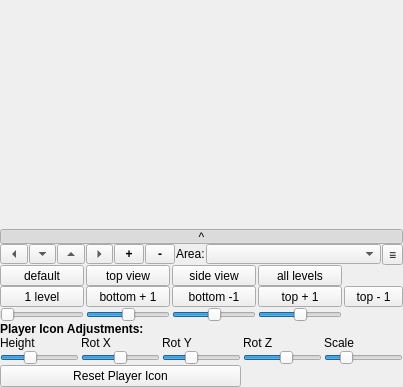
ThalynLabs/Mudlet, file src/ui/mapper.ui: the form before one commit.
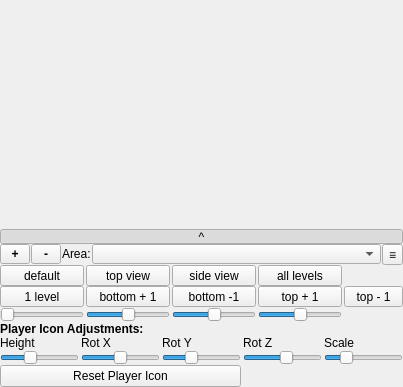
The form after the commit. Custom widgets are drawn as their Qt base class.

Commit message: Improve: Remove directional navigation buttons from mapper (#8574)

```diff
--- a/src/ui/mapper.ui
+++ b/src/ui/mapper.ui
@@ -139,14 +139,14 @@
          <item>
           <widget class="QWidget" name="widget_panControls" native="true">
            <property name="sizePolicy">
-            <sizepolicy hsizetype="Expanding" vsizetype="Fixed">
+            <sizepolicy hsizetype="Fixed" vsizetype="Fixed">
              <horstretch>0</horstretch>
              <verstretch>0</verstretch>
             </sizepolicy>
            </property>
            <property name="maximumSize">
             <size>
-             <width>200</width>
+             <width>61</width>
              <height>22</height>
             </size>
            </property>
@@ -166,165 +166,17 @@
             <property name="bottomMargin">
              <number>0</number>
             </property>
-            <item>
-             <widget class="QToolButton" name="toolButton_shiftLeft">
-              <property name="sizePolicy">
-               <sizepolicy hsizetype="Fixed" vsizetype="Fixed">
-                <horstretch>0</horstretch>
-                <verstretch>0</verstretch>
-               </sizepolicy>
-              </property>
-              <property name="minimumSize">
-               <size>
-                <width>20</width>
-                <height>20</height>
-               </size>
-              </property>
-              <property name="maximumSize">
-               <size>
-                <width>30</width>
-                <height>20</height>
-               </size>
-              </property>
-              <property name="baseSize">
-               <size>
-                <width>0</width>
-                <height>0</height>
-               </size>
-              </property>
-              <property name="text">
-               <string />
-              </property>
-              <property name="autoRepeat">
-               <bool>true</bool>
-              </property>
-              <property name="arrowType">
-               <enum>Qt::LeftArrow</enum>
-              </property>
-             </widget>
-            </item>
-            <item>
-             <widget class="QToolButton" name="toolButton_shiftUp">
-              <property name="sizePolicy">
-               <sizepolicy hsizetype="Fixed" vsizetype="Fixed">
-                <horstretch>0</horstretch>
-                <verstretch>0</verstretch>
-               </sizepolicy>
-              </property>
-              <property name="minimumSize">
-               <size>
-                <width>20</width>
-                <height>20</height>
-               </size>
-              </property>
-              <property name="maximumSize">
-               <size>
-                <width>30</width>
-                <height>20</height>
-               </size>
-              </property>
-              <property name="baseSize">
-               <size>
-                <width>0</width>
-                <height>0</height>
-               </size>
-              </property>
-              <property name="text">
-               <string />
-              </property>
-              <property name="autoRepeat">
-               <bool>true</bool>
-              </property>
-              <property name="arrowType">
-               <enum>Qt::DownArrow</enum>
-              </property>
-             </widget>
-            </item>
-            <item>
-             <widget class="QToolButton" name="toolButton_shiftDown">
-              <property name="sizePolicy">
-               <sizepolicy hsizetype="Fixed" vsizetype="Fixed">
-                <horstretch>0</horstretch>
-                <verstretch>0</verstretch>
-               </sizepolicy>
-              </property>
-              <property name="minimumSize">
-               <size>
-                <width>20</width>
-                <height>20</height>
-               </size>
-              </property>
-              <property name="maximumSize">
-               <size>
-                <width>30</width>
-                <height>20</height>
-               </size>
-              </property>
-              <property name="baseSize">
-               <size>
-                <width>0</width>
-                <height>0</height>
-               </size>
-              </property>
-              <property name="text">
-               <string />
-              </property>
-              <property name="autoRepeat">
-               <bool>true</bool>
-              </property>
-              <property name="arrowType">
-               <enum>Qt::UpArrow</enum>
-              </property>
-             </widget>
-            </item>
-            <item>
-             <widget class="QToolButton" name="toolButton_shiftRight">
-              <property name="sizePolicy">
-               <sizepolicy hsizetype="Fixed" vsizetype="Fixed">
-                <horstretch>0</horstretch>
-                <verstretch>0</verstretch>
-               </sizepolicy>
-              </property>
-              <property name="minimumSize">
-               <size>
-                <width>25</width>
-                <height>20</height>
-               </size>
-              </property>
-              <property name="maximumSize">
-               <size>
-                <width>30</width>
-                <height>20</height>
-               </size>
-              </property>
-              <property name="baseSize">
-               <size>
-                <width>0</width>
-                <height>0</height>
-               </size>
-              </property>
-              <property name="text">
-               <string />
-              </property>
-              <property name="autoRepeat">
-               <bool>true</bool>
-              </property>
-              <property name="arrowType">
-               <enum>Qt::RightArrow</enum>
-              </property>
-             </widget>
-            </item>
             <item>
              <widget class="QToolButton" name="toolButton_shiftZup">
               <property name="sizePolicy">
                <sizepolicy hsizetype="Fixed" vsizetype="Fixed">
-                <horstretch>25</horstretch>
-                <verstretch>20</verstretch>
+                <horstretch>0</horstretch>
+                <verstretch>0</verstretch>
                </sizepolicy>
               </property>
               <property name="minimumSize">
                <size>
-                <width>25</width>
+                <width>30</width>
                 <height>20</height>
                </size>
               </property>
```
Left out of the diff: 12 changed lines with no effect on the pictures. The commit also changes 2 other files.
